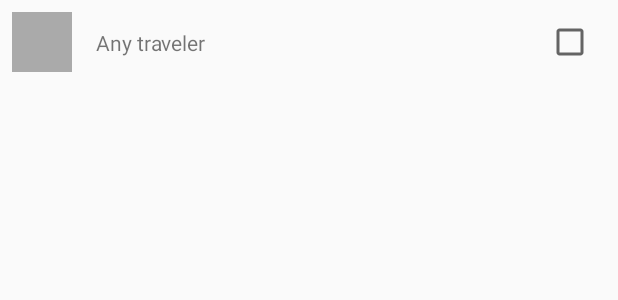
After one commit to GianpaMX/splitter, an Android app: the layout expense_receiver_item.xml on its own in the app's theme, with its tools: preview values and no code run, on a phone screen of 412 x 824 dp. The commit adds this screen. Shown: the top 300 px of the screen. Run offline under Robolectric (Android 15) with nearby library versions, the phone set to English and light mode, and no system bars.

Commit message:
switching between payers and receivers

```diff
--- a/app/src/main/java/io/github/gianpamx/splitter/expense/FabAnimator.kt
+++ b/app/src/main/java/io/github/gianpamx/splitter/expense/FabAnimator.kt
@@ -5,12 +5,17 @@ import android.support.design.widget.TabLayout
 
 class FabAnimator(private val floatingActionButton: FloatingActionButton) : TabLayout.OnTabSelectedListener {
     override fun onTabReselected(tab: TabLayout.Tab?) {
+        hideShowButton()
     }
 
     override fun onTabUnselected(tab: TabLayout.Tab?) {
     }
 
     override fun onTabSelected(tab: TabLayout.Tab?) {
+        hideShowButton()
+    }
+
+    private fun hideShowButton() {
         floatingActionButton.hide(object : FloatingActionButton.OnVisibilityChangedListener() {
             override fun onHidden(fab: FloatingActionButton?) {
                 floatingActionButton.show()
--- /dev/null
+++ b/app/src/main/res/layout/expense_receiver_item.xml
@@ -0,0 +1,46 @@
+<?xml version="1.0" encoding="utf-8"?>
+<android.support.constraint.ConstraintLayout xmlns:android="http://schemas.android.com/apk/res/android"
+    xmlns:app="http://schemas.android.com/apk/res-auto"
+    xmlns:tools="http://schemas.android.com/tools"
+    android:layout_width="match_parent"
+    android:layout_height="wrap_content">
+
+    <ImageView
+        android:id="@+id/imageView"
+        android:layout_width="40dp"
+        android:layout_height="40dp"
+        android:layout_marginBottom="8dp"
+        android:layout_marginStart="8dp"
+        android:layout_marginTop="8dp"
+        android:contentDescription="@string/expense_payer_item_avatar"
+        app:layout_constraintBottom_toBottomOf="parent"
+        app:layout_constraintStart_toStartOf="parent"
+        app:layout_constraintTop_toTopOf="parent"
+        tools:background="@android:color/darker_gray" />
+
+    <TextView
+        android:id="@+id/nameTextView"
+        android:layout_width="0dp"
+        android:layout_height="wrap_content"
+        android:layout_marginBottom="8dp"
+        android:layout_marginEnd="8dp"
+        android:layout_marginStart="16dp"
+        android:layout_marginTop="8dp"
+        app:layout_constraintBottom_toBottomOf="parent"
+        app:layout_constraintEnd_toStartOf="@+id/amountTextView"
+        app:layout_constraintStart_toEndOf="@+id/imageView"
+        app:layout_constraintTop_toTopOf="parent"
+        tools:text="Any traveler" />
+
+    <CheckBox
+        android:id="@+id/receiverCheckBox"
+        android:layout_width="wrap_content"
+        android:layout_height="wrap_content"
+        android:layout_marginBottom="8dp"
+        android:layout_marginEnd="16dp"
+        android:layout_marginTop="8dp"
+        app:layout_constraintBottom_toBottomOf="parent"
+        app:layout_constraintEnd_toEndOf="parent"
+        app:layout_constraintTop_toTopOf="parent" />
+
+</android.support.constraint.ConstraintLayout>
```
Also changed, not shown: app/src/main/java/io/github/gianpamx/splitter/expense/ExpenseActivity.kt (+46 -3 lines), app/src/main/java/io/github/gianpamx/splitter/expense/ReceiverModel.kt (added, +7 -0 lines), app/src/main/java/io/github/gianpamx/splitter/expense/ReceiversAdapter.kt (added, +46 -0 lines).
